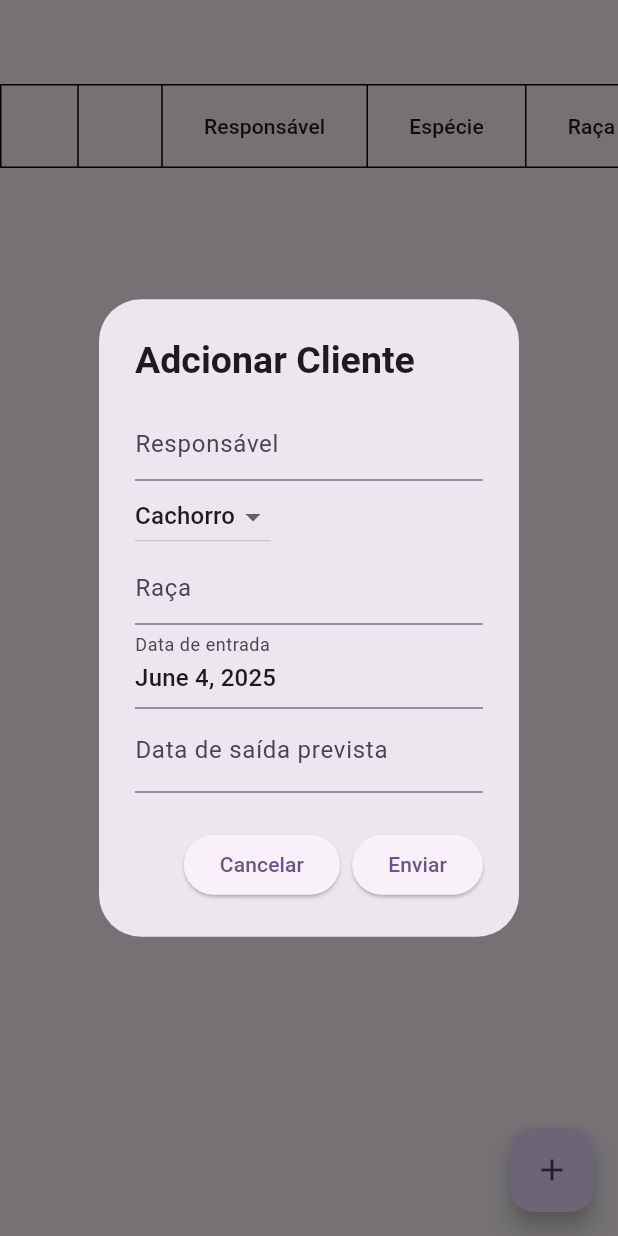
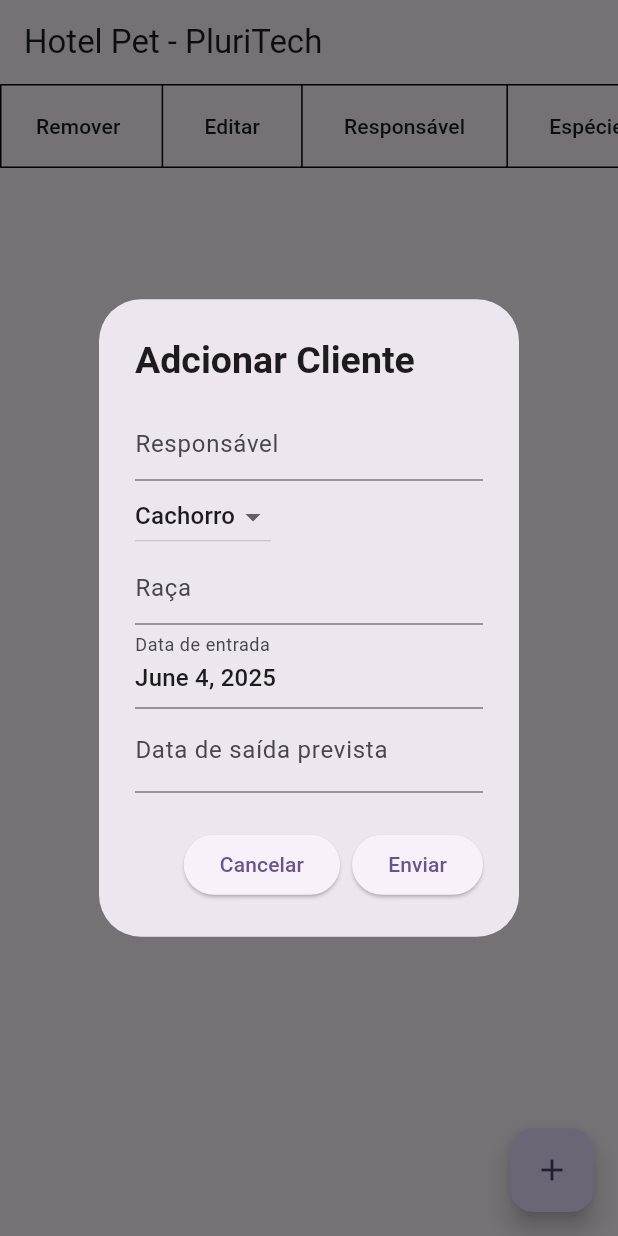
Before and after one commit to Pedro-Resende-VEVO/Sistema_Pets_Pluritech, a Flutter app: the screen it shows after launch, after a tap on the "add" icon, on a phone screen of 412 x 824 dp. Run offline on Flutter 3.47's test engine with Material 3 defaults, Android fonts, the phone set to English and light mode, and no system bars; drawn by our look-alikes of date_field; network calls fail.

Commit message:
graphical  updates

```diff
--- a/lib/app.dart
+++ b/lib/app.dart
@@ -16,7 +16,18 @@ class App extends StatefulWidget {
 class _AppState extends State<App> {
   DateFormat dateFormater = DateFormat('dd/MM/yyyy');
   List<Map<String, dynamic>> data = [];
-  String apiUrl = 'http://192.168.0.121:3000/api';
+  List<String> columnsList = [
+    'Remover',
+    'Editar',
+    'Responsável',
+    'Espécie',
+    'Raça',
+    'Data Início',
+    'Diária Estadia Atual',
+    'Data Saída Prevista',
+    'Diária Total Prevista',
+  ];
+  String apiHost = '192.168.0.121';
 
   @override
   void initState() {
@@ -25,7 +36,9 @@ class _AppState extends State<App> {
   }
 
   Future<void> _fillTable() async {
-    http.Response response = await http.get(Uri.parse(apiUrl));
+    http.Response response = await http.get(
+      Uri(scheme: 'http', host: apiHost, port: 3000, path: '/api'),
+    );
     final List<dynamic> decodeJson = jsonDecode(response.body);
     List<Map<String, dynamic>> tempData = (decodeJson)
         .map((item) => item as Map<String, dynamic>)
@@ -76,7 +89,7 @@ class _AppState extends State<App> {
     http.Response response = await http.post(
       Uri(
         scheme: 'http',
-        host: '192.168.0.121',
+        host: apiHost,
         port: 3000,
         path: '/api',
         queryParameters: formData,
@@ -112,7 +125,7 @@ class _AppState extends State<App> {
     http.Response response = await http.put(
       Uri(
         scheme: 'http',
-        host: '192.168.0.121',
+        host: apiHost,
         port: 3000,
         path: '/api',
         queryParameters: tempData,
@@ -136,7 +149,14 @@ class _AppState extends State<App> {
     int id = elementData['id'];
 
     http.Response response = await http.delete(
-      Uri.parse('$apiUrl?id=${id.toString()}'),
+      Uri(
+        scheme: 'http',
+        host: apiHost,
+        port: 3000,
+        path: '/api',
+        query: 'id=${id.toString()}',
+      ),
+      // Uri.parse('$apiUrl?id=${id.toString()}'),
     );
 
     if (response.statusCode == 200) {
@@ -152,23 +172,17 @@ class _AppState extends State<App> {
   @override
   Widget build(BuildContext context) {
     return Scaffold(
-      // appBar: AppBar(title: Text('Hotel Pet - PluriTech')),
-      appBar: AppBar(title: Text('')),
+      appBar: AppBar(title: Text('Hotel Pet - PluriTech')),
       body: SingleChildScrollView(
         scrollDirection: Axis.horizontal,
         child: DataTable(
           border: TableBorder.all(),
-          columns: const [
-            DataColumn(label: Text('')),
-            DataColumn(label: Text('')),
-            DataColumn(label: Text('Responsável')),
-            DataColumn(label: Text('Espécie')),
-            DataColumn(label: Text('Raça')),
-            DataColumn(label: Text('Data Início')),
-            DataColumn(label: Text('Diária Estadia Atual')),
-            DataColumn(label: Text('Data Saída Prevista')),
-            DataColumn(label: Text('Diária Total Prevista')),
-          ],
+          columns: columnsList.map((e) {
+            return DataColumn(
+              label: Text(e),
+              headingRowAlignment: MainAxisAlignment.center,
+            );
+          }).toList(),
           rows: data.map((item) {
             return DataRow(
               cells: [
--- a/lib/form_modal.dart
+++ b/lib/form_modal.dart
@@ -122,8 +122,8 @@ class _FormModalState extends State<FormModal> {
           onPressed: () {
             if (_formKey.currentState!.validate()) {
               widget.func(formData);
+              Navigator.of(context).pop();
             }
-            Navigator.of(context).pop();
           },
           child: const Text('Enviar'),
         ),
```
Also changed, not shown: 1 other file.
